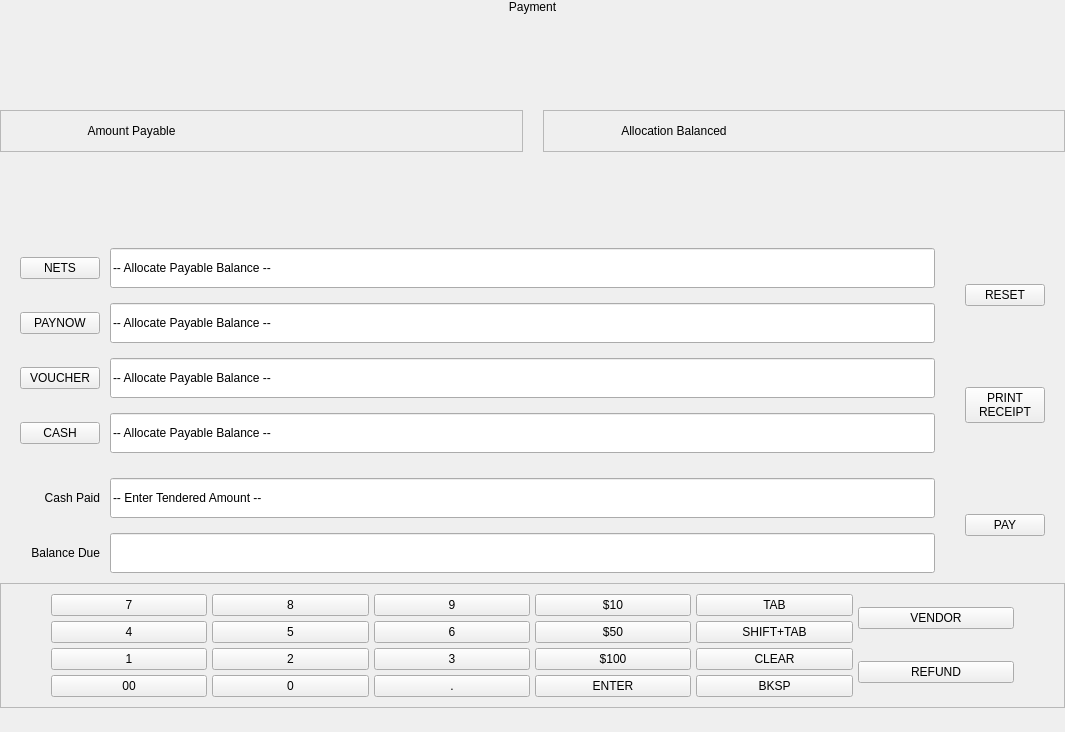
Old version of the form Project/ui/payment_frame.ui in the repository Selvam-T/POS.
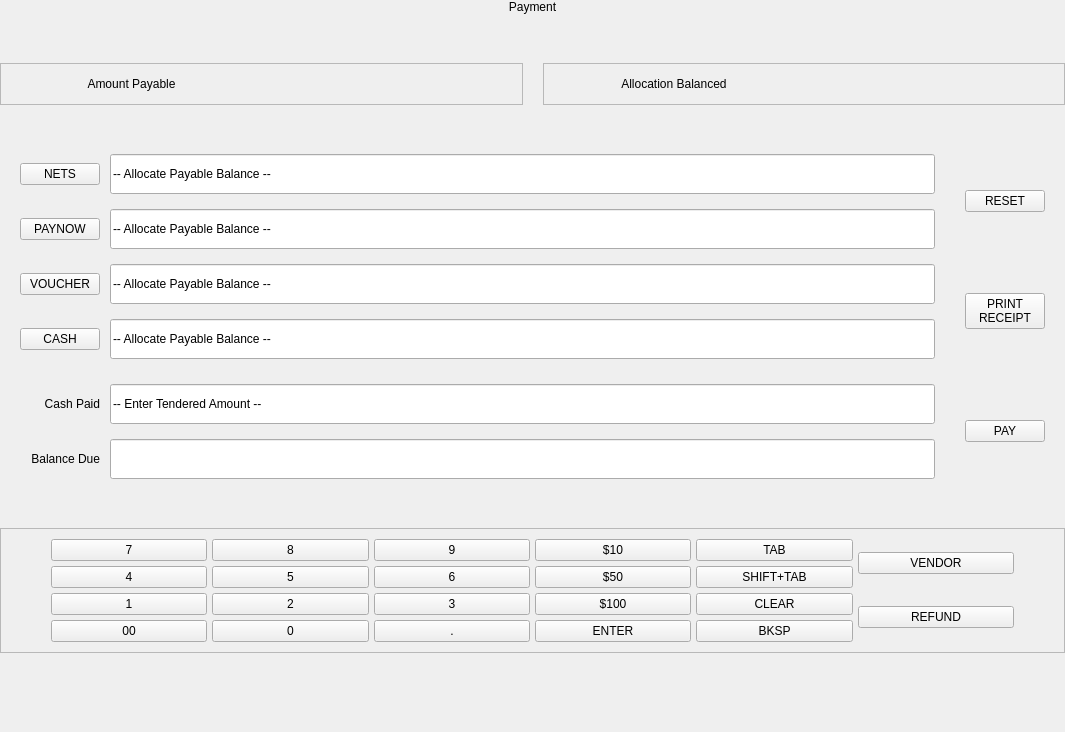
New version of the form.

The edit to the form file:
```diff
--- a/Project/ui/payment_frame.ui
+++ b/Project/ui/payment_frame.ui
@@ -489,6 +489,19 @@
      </item>
     </layout>
    </item>
+   <item>
+    <spacer name="verticalSpacer_7">
+     <property name="orientation">
+      <enum>Qt::Vertical</enum>
+     </property>
+     <property name="sizeHint" stdset="0">
+      <size>
+       <width>20</width>
+       <height>10</height>
+      </size>
+     </property>
+    </spacer>
+   </item>
    <item>
     <widget class="QFrame" name="keypadFrame">
      <property name="frameShape">
@@ -672,6 +685,12 @@
    </item>
    <item>
     <widget class="QLabel" name="payStatusLabel">
+     <property name="minimumSize">
+      <size>
+       <width>0</width>
+       <height>30</height>
+      </size>
+     </property>
      <property name="text">
       <string/>
      </property>
@@ -680,6 +699,19 @@
      </property>
     </widget>
    </item>
+   <item>
+    <spacer name="verticalSpacer_6">
+     <property name="orientation">
+      <enum>Qt::Vertical</enum>
+     </property>
+     <property name="sizeHint" stdset="0">
+      <size>
+       <width>20</width>
+       <height>10</height>
+      </size>
+     </property>
+    </spacer>
+   </item>
   </layout>
  </widget>
  <tabstops>
```
